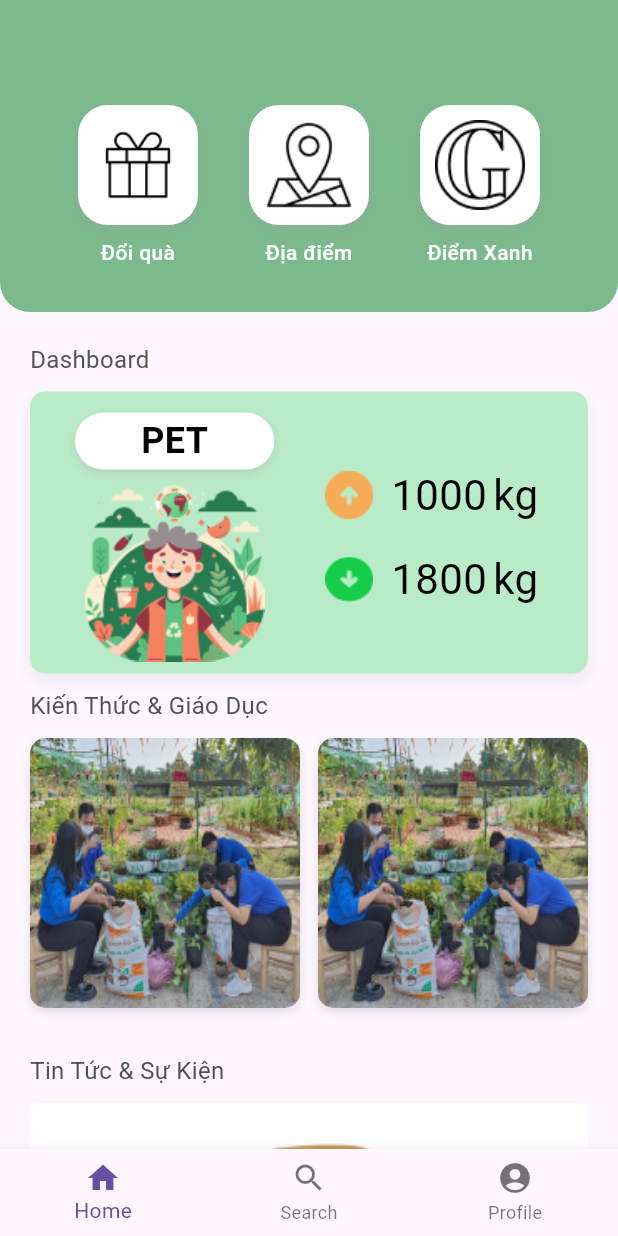
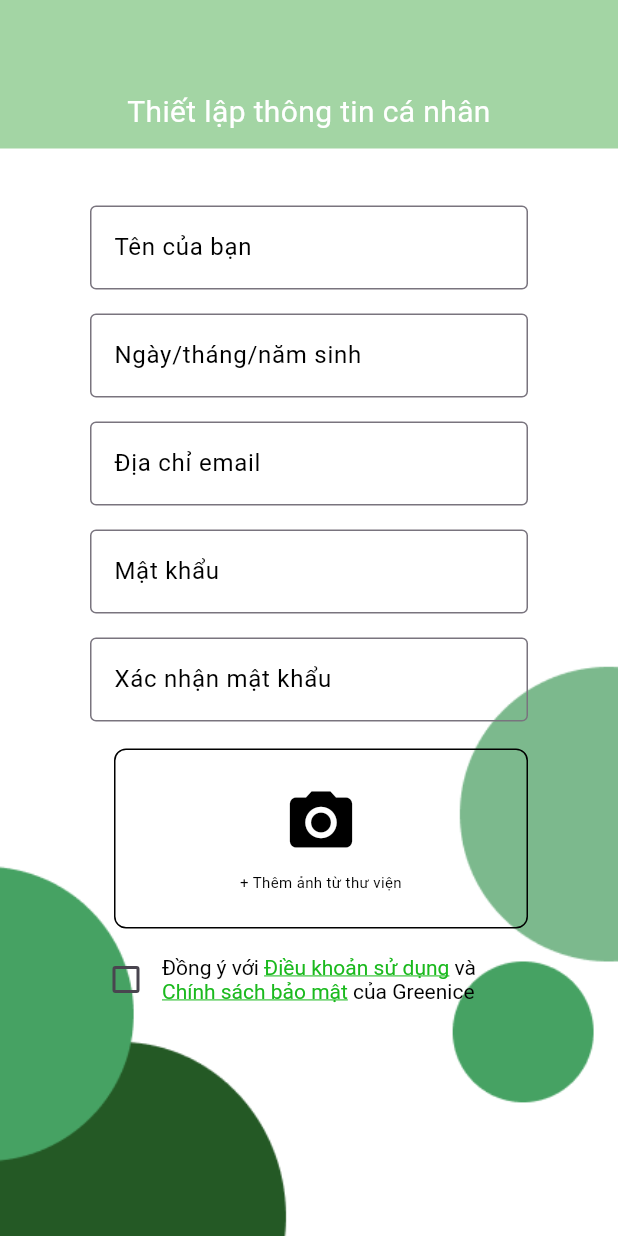
Before and after one commit to Ditconhanhphuc/Greenice, a Flutter app: the screen it shows after launch, on a phone screen of 412 x 824 dp. Run offline on Flutter 3.47's test engine with Material 3 defaults, Android fonts, the phone set to English and light mode, and no system bars.

Commit message:
feat: personal information screen

```diff
--- /dev/null
+++ b/lib/inputInfor.dart
@@ -0,0 +1,148 @@
+import 'package:flutter/material.dart';
+
+class PersonalInfoScreen extends StatelessWidget {
+  @override
+  Widget build(BuildContext context) {
+    return Scaffold(
+      body: Stack(
+        children: [
+          // Background Image
+          Container(
+            decoration: BoxDecoration(
+              image: DecorationImage(
+                image: AssetImage('assets/signInBg.png'), // Add your background image here
+                fit: BoxFit.cover,
+              ),
+            ),
+          ),
+          // Form Content
+          SingleChildScrollView(
+            child: Column(
+              children: [
+                // Green Header with Text
+                Container(
+                  width: double.infinity,
+                  padding: EdgeInsets.only(top: 60, bottom: 10),
+                  color: Color(0xFFA3D5A4), // Match the green shade
+                  child: Text(
+                    "Thiết lập thông tin cá nhân",
+                    style: TextStyle(
+                      fontSize: 20,
+                      fontWeight: FontWeight.normal,
+                      color: Colors.white,
+                    ),
+                    textAlign: TextAlign.center,
+                  ),
+                ),
+                Padding(
+                  padding: const EdgeInsets.symmetric(horizontal: 60.0, vertical: 10.0),
+                  child: Column(
+                    crossAxisAlignment: CrossAxisAlignment.stretch,
+                    children: [
+                      SizedBox(height: 20),
+                      // Form fields
+                      _buildTextField("Tên của bạn"),
+                      _buildTextField("Ngày/tháng/năm sinh"),
+                      _buildTextField("Địa chỉ email"),
+                      _buildTextField("Mật khẩu", obscureText: true),
+                      _buildTextField("Xác nhận mật khẩu", obscureText: true),
+                      SizedBox(height: 10),
+                      // Avatar selection
+                      _buildAvatarSelector(),
+                      SizedBox(height: 10),
+                      // Agreement
+                      Row(
+                        children: [
+                          Checkbox(
+                            value: false,
+                            onChanged: (bool? value) {},
+                          ),
+                          Expanded(
+                            child: RichText(
+                              text: TextSpan(
+                                text: "Đồng ý với ",
+                                style: TextStyle(color: Colors.black),
+                                children: [
+                                  TextSpan(
+                                    text: "Điều khoản sử dụng",
+                                    style: TextStyle(
+                                      color: Color(0xFF1AB91D),
+                                      decoration: TextDecoration.underline,
+                                    ),
+                                  ),
+                                  TextSpan(text: " và "),
+                                  TextSpan(
+                                    text: "Chính sách bảo mật",
+                                    style: TextStyle(
+                                      color: Color(0xFF1AB91D),
+                                      decoration: TextDecoration.underline,
+                                    ),
+                                  ),
+                                  TextSpan(text: " của Greenice"),
+                                ],
+                              ),
+                            ),
+                          ),
+                        ],
+                      ),
+                    ],
+                  ),
+                ),
+              ],
+            ),
+          ),
+        ],
+      ),
+    );
+  }
+
+  // Helper to build a text field
+  Widget _buildTextField(String label, {bool obscureText = false}) {
+    return Padding(
+      padding: const EdgeInsets.symmetric(vertical: 8.0),
+      child: TextField(
+        obscureText: obscureText,
+        decoration: InputDecoration(
+          labelText: label,
+          labelStyle: TextStyle(color: Colors.black),
+          border: OutlineInputBorder(),
+          focusedBorder: OutlineInputBorder(
+            borderSide: BorderSide(color: Colors.green),
+          ),
+        ),
+      ),
+    );
+  }
+
+  // Helper to build the avatar selector
+  Widget _buildAvatarSelector() {
+    return Padding(
+      // alignment: Alignment.start, // Ensures the container is centered horizontally
+      padding: const EdgeInsets.only(left: 16.0),
+      child: Container(
+        width: 120, // Correct width
+        height: 120, // Correct height
+        decoration: BoxDecoration(
+          border: Border.all(color: Colors.black),
+          borderRadius: BorderRadius.circular(8),
+        ),
+        child: Column(
+          mainAxisAlignment: MainAxisAlignment.center, // Centers icon and text vertically
+          children: [
+            Icon(
+              Icons.camera_alt,
+              size: 50,
+              color: Colors.black,
+            ),
+            SizedBox(height: 8), // Space between icon and text
+            Text(
+              "+ Thêm ảnh từ thư viện",
+              style: TextStyle(color: Colors.black, fontSize: 10), // Smaller font size
+              textAlign: TextAlign.center,
+            ),
+          ],
+        ),
+      ),
+    );
+  }
+}
--- a/lib/main.dart
+++ b/lib/main.dart
@@ -7,27 +7,13 @@ import 'intro2.dart';
 import 'intro3.dart';
 import 'intro4.dart';
 import 'home.dart';
+import 'location.dart';
+// import 'locationDetail.dart';
+import 'inputInfor.dart';
 
 void main() {
   runApp(MyApp());
 }
-
-// class MyApp extends StatelessWidget {
-//   const MyApp({super.key});
-//
-//   // This widget is the root of your application.
-//   @override
-//   Widget build(BuildContext context) {
-//     return MaterialApp(
-//       title: 'Flutter Demo',
-//       theme: ThemeData(
-//         colorScheme: ColorScheme.fromSeed(seedColor: Colors.deepPurple),
-//         useMaterial3: true,
-//       ),
-//       home: const Login(),
-//     );
-//   }
-// }
 
 
 class MyApp extends StatelessWidget {
@@ -38,7 +24,7 @@ class MyApp extends StatelessWidget {
       theme: ThemeData(
         primarySwatch: Colors.green,
       ),
-      home: HomeScreen(),  // Set the login screen as the home screen
+      home: PersonalInfoScreen(),  // Set the login screen as the home screen
     );
   }
 }
```
Also changed, not shown: lib/location.dart (added, +196 -0 lines), assets/locaDetail.png (added), assets/locaMain.png (added).
